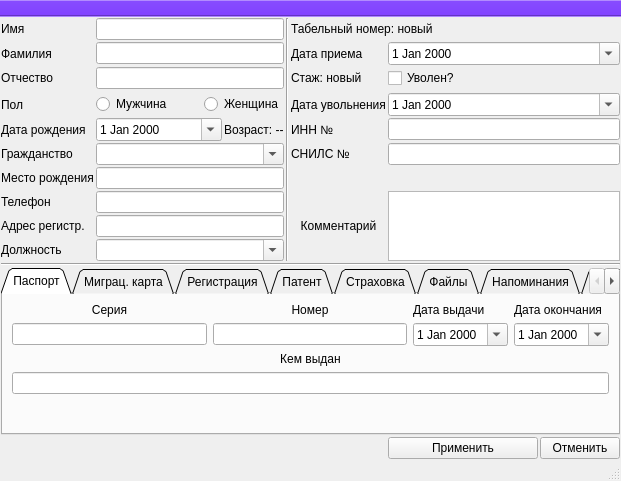
Qt form ui/add_work.ui (Meller008/CRM-Avi) before a commit.
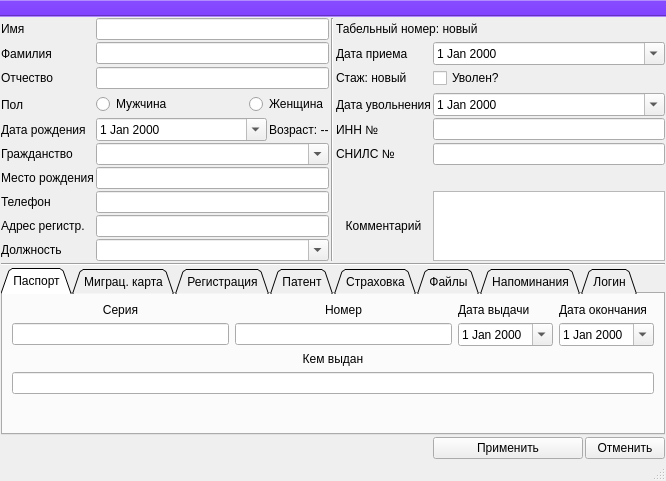
The same form after that commit. The open tabs and pages were chosen to show the change.

Patch:
```diff
--- a/ui/add_work.ui
+++ b/ui/add_work.ui
@@ -6,8 +6,8 @@
    <rect>
     <x>0</x>
     <y>0</y>
-    <width>621</width>
-    <height>449</height>
+    <width>666</width>
+    <height>473</height>
    </rect>
   </property>
   <property name="windowTitle">
```
Left out of the diff: 2 changed lines with no effect on the pictures.
